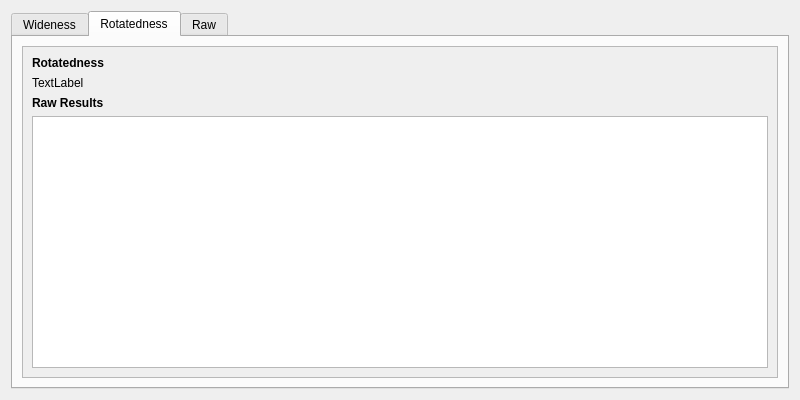
Before: the Qt Designer form resultwindow.ui in rgbeing/osu-aim-analyzer, drawn with Qt 5.
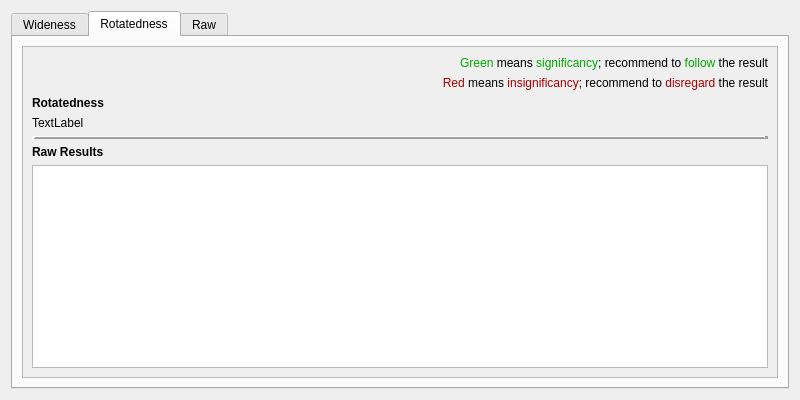
After: the same form once the commit is applied. The open tabs and pages were chosen to show the change.

Commit message: Add informative texts

```diff
--- a/resultwindow.ui
+++ b/resultwindow.ui
@@ -197,6 +197,30 @@
              </rect>
             </property>
             <layout class="QVBoxLayout" name="verticalLayout_2">
+             <item>
+              <layout class="QVBoxLayout" name="verticalLayout_12">
+               <item>
+                <widget class="QLabel" name="label_3">
+                 <property name="text">
+                  <string>&lt;html&gt;&lt;head/&gt;&lt;body&gt;&lt;p&gt;&lt;span style=&quot; color:#00aa00;&quot;&gt;Green&lt;/span&gt; means &lt;span style=&quot; color:#00aa00;&quot;&gt;significancy&lt;/span&gt;; recommend to &lt;span style=&quot; color:#00aa00;&quot;&gt;follow&lt;/span&gt; the result&lt;/p&gt;&lt;/body&gt;&lt;/html&gt;</string>
+                 </property>
+                 <property name="alignment">
+                  <set>Qt::AlignRight|Qt::AlignTrailing|Qt::AlignVCenter</set>
+                 </property>
+                </widget>
+               </item>
+               <item>
+                <widget class="QLabel" name="label_4">
+                 <property name="text">
+                  <string>&lt;html&gt;&lt;head/&gt;&lt;body&gt;&lt;p&gt;&lt;span style=&quot; color:#aa0000;&quot;&gt;Red&lt;/span&gt; means &lt;span style=&quot; color:#aa0000;&quot;&gt;insignificancy&lt;/span&gt;; recommend to &lt;span style=&quot; color:#aa0000;&quot;&gt;disregard&lt;/span&gt; the result&lt;/p&gt;&lt;/body&gt;&lt;/html&gt;</string>
+                 </property>
+                 <property name="alignment">
+                  <set>Qt::AlignRight|Qt::AlignTrailing|Qt::AlignVCenter</set>
+                 </property>
+                </widget>
+               </item>
+              </layout>
+             </item>
              <item>
               <layout class="QVBoxLayout" name="verticalLayout">
                <property name="sizeConstraint">
@@ -218,6 +242,19 @@
                </item>
               </layout>
              </item>
+             <item>
+              <widget class="QFrame" name="frame_3">
+               <property name="frameShape">
+                <enum>QFrame::HLine</enum>
+               </property>
+               <property name="frameShadow">
+                <enum>QFrame::Raised</enum>
+               </property>
+               <property name="lineWidth">
+                <number>4</number>
+               </property>
+              </widget>
+             </item>
              <item>
               <layout class="QVBoxLayout" name="verticalLayout_5">
                <item>
```
Left out of the diff: 26 changed lines with no effect on the pictures. The commit also changes 2 other files.
